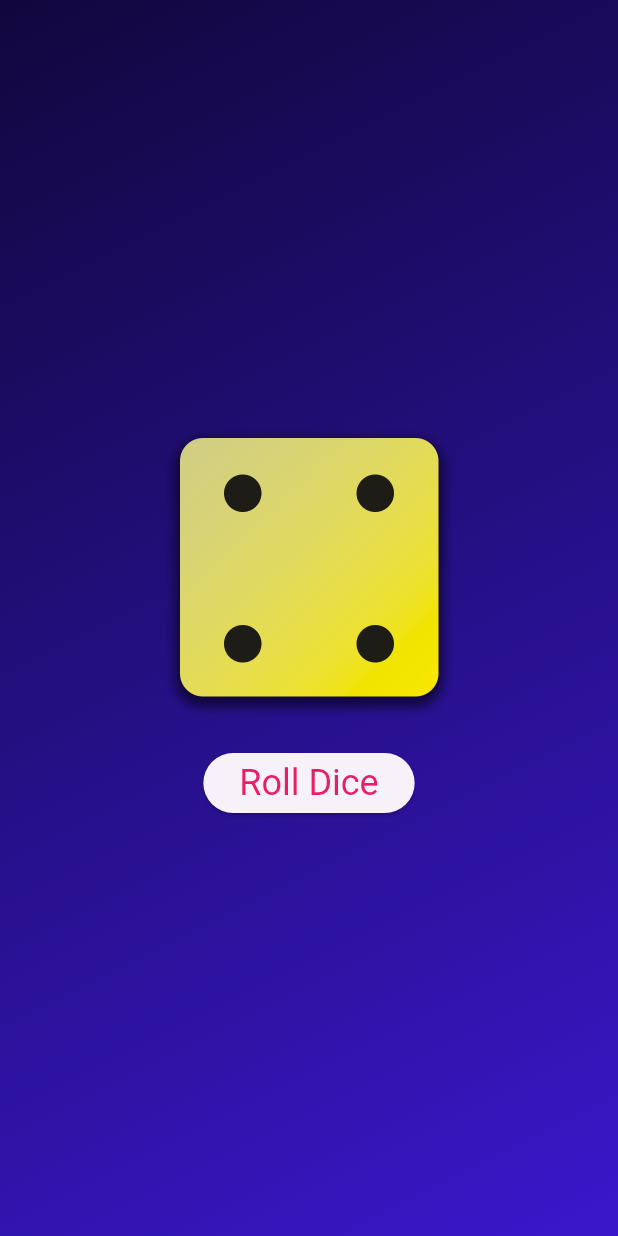
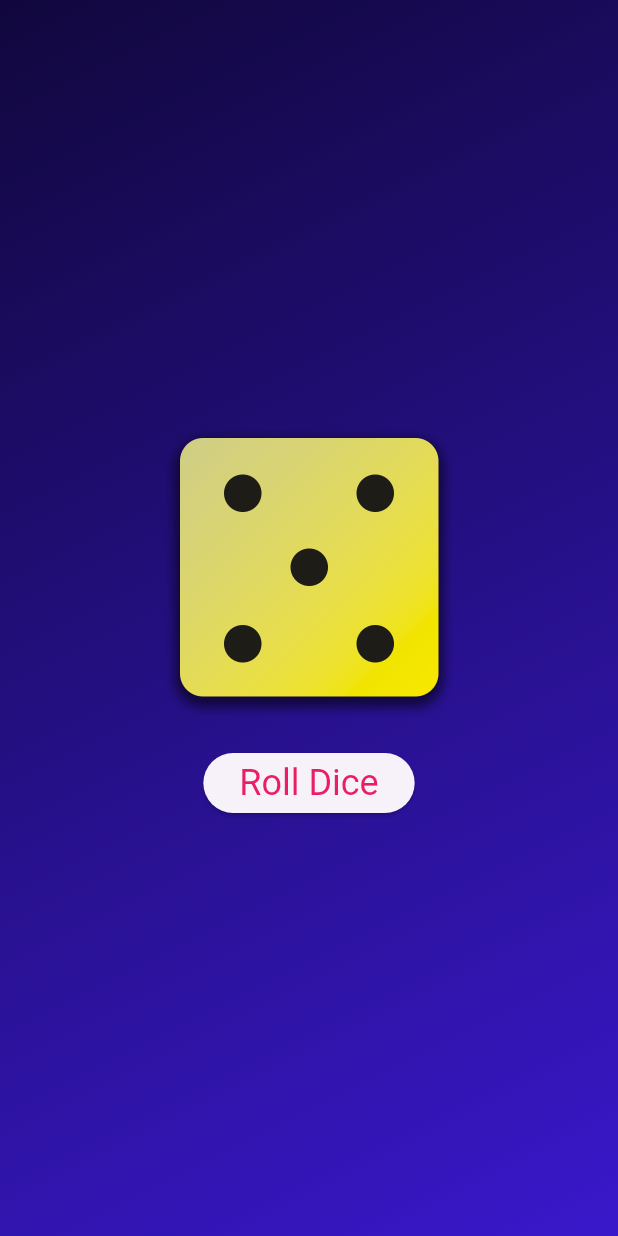
Before and after one commit to oBR1o/flutte_101, a Flutter app: the screen it shows after launch, after a tap on "Roll Dice", on a phone screen of 412 x 824 dp. Run offline on Flutter 3.47's test engine with Material 3 defaults, Android fonts, the phone set to English and light mode, and no system bars.

```diff
--- a/lib/dice_roller.dart
+++ b/lib/dice_roller.dart
@@ -1,4 +1,8 @@
+import 'dart:math';
+
 import 'package:flutter/material.dart';
+
+final randomizer = Random();
 
 class DiceRoller extends StatefulWidget {
   const DiceRoller({super.key});
@@ -7,11 +11,11 @@ class DiceRoller extends StatefulWidget {
 }
 
 class _DiceRollerState extends State<DiceRoller> {
-  var activeDiceImage = 'assets/images/dice-2.png';
+  var currentDiceRoll = 2;
 
   void rollDice() {
     setState(() {
-      activeDiceImage = 'assets/images/dice-4.png';
+      currentDiceRoll = randomizer.nextInt(6) + 1;
     });
   }
 
@@ -21,7 +25,7 @@ class _DiceRollerState extends State<DiceRoller> {
       mainAxisSize: MainAxisSize.min,
       children: [
         Image.asset(
-          activeDiceImage,
+          'assets/images/dice-$currentDiceRoll.png',
           width: 200,
         ),
         const SizedBox(
--- a/pubspec.yaml
+++ b/pubspec.yaml
@@ -60,8 +60,12 @@ flutter:
 
   # To add assets to your application, add an assets section, like this:
   assets:
+    - assets/images/dice-1.png
     - assets/images/dice-2.png
+    - assets/images/dice-3.png
     - assets/images/dice-4.png
+    - assets/images/dice-5.png
+    - assets/images/dice-6.png
 
   # An image asset can refer to one or more resolution-specific "variants", see
   # https://flutter.dev/assets-and-images/#resolution-aware
```
